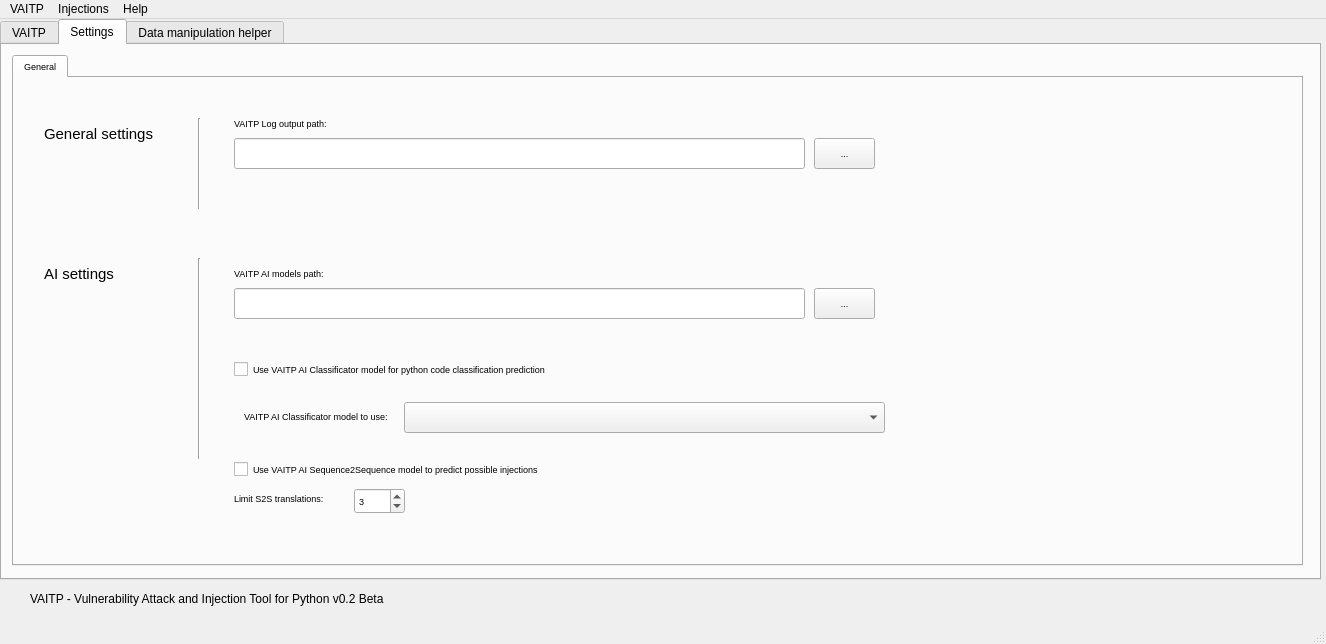
This is VAITP GUI/vaitp/vaitp.ui in netpack/vaitp as Qt 5 draws it before an edit. The edited form follows.
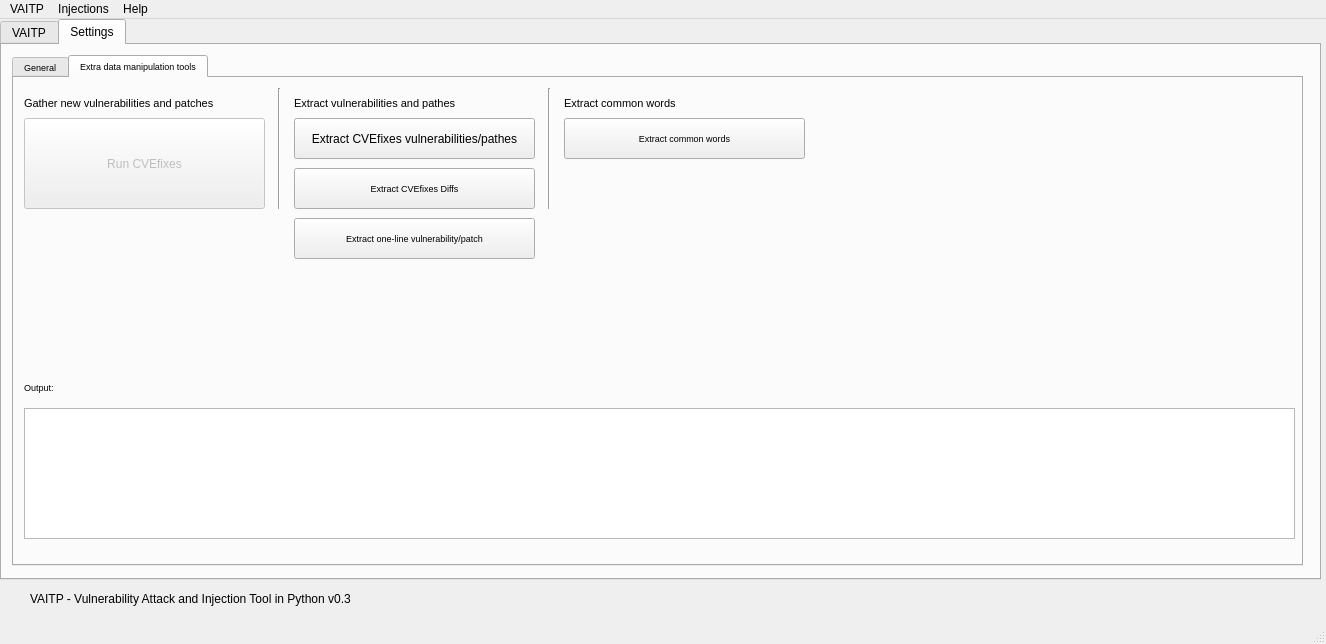
This is the edited form. The open tabs and pages were chosen to show the change. Icons and pictures are not drawn.

Patch:
```diff
--- a/VAITP GUI/vaitp/vaitp.ui
+++ b/VAITP GUI/vaitp/vaitp.ui
@@ -31,7 +31,7 @@
      <string/>
     </property>
     <property name="text">
-     <string>VAITP - Vulnerability Attack and Injection Tool for Python v0.2 Beta</string>
+     <string>VAITP - Vulnerability Attack and Injection Tool in Python v0.3</string>
     </property>
     <property name="alignment">
      <set>Qt::AlignLeading|Qt::AlignLeft|Qt::AlignVCenter</set>
@@ -975,101 +975,29 @@
          <string>...</string>
         </property>
        </widget>
-      </widget>
-     </widget>
-    </widget>
-    <widget class="QWidget" name="tab">
+       <widget class="QCheckBox" name="checkBox_change_dir_on_attack">
+        <property name="geometry">
+         <rect>
+          <x>220</x>
+          <y>110</y>
+          <width>341</width>
+          <height>23</height>
+         </rect>
+        </property>
+        <property name="text">
+         <string>Change to target script directory when attacking</string>
+        </property>
+       </widget>
+      </widget>
+      <widget class="QWidget" name="tab_3">
      <attribute name="title">
-      <string>Data manipulation helper</string>
-     </attribute>
-     <widget class="QLabel" name="label_18">
-      <property name="geometry">
-       <rect>
-        <x>290</x>
-        <y>20</y>
-        <width>251</width>
-        <height>31</height>
-       </rect>
-      </property>
-      <property name="font">
-       <font>
-        <pointsize>8</pointsize>
-       </font>
-      </property>
-      <property name="text">
-       <string>Extract vulnerabilities and pathes</string>
-      </property>
-     </widget>
-     <widget class="QLabel" name="label_16">
-      <property name="geometry">
-       <rect>
-        <x>20</x>
-        <y>20</y>
-        <width>251</width>
-        <height>31</height>
-       </rect>
-      </property>
-      <property name="font">
-       <font>
-        <pointsize>8</pointsize>
-       </font>
-      </property>
-      <property name="text">
-       <string>Gather new vulnerabilities and patches</string>
-      </property>
-     </widget>
-     <widget class="Line" name="line_6">
-      <property name="geometry">
-       <rect>
-        <x>260</x>
-        <y>20</y>
-        <width>31</width>
-        <height>121</height>
-       </rect>
-      </property>
-      <property name="orientation">
-       <enum>Qt::Vertical</enum>
-      </property>
-     </widget>
-     <widget class="Line" name="line_5">
-      <property name="geometry">
-       <rect>
-        <x>530</x>
-        <y>20</y>
-        <width>31</width>
-        <height>121</height>
-       </rect>
-      </property>
-      <property name="orientation">
-       <enum>Qt::Vertical</enum>
-      </property>
-     </widget>
-     <widget class="QPushButton" name="bt_extract_cvefixes_vulns">
-      <property name="geometry">
-       <rect>
-        <x>290</x>
-        <y>50</y>
-        <width>241</width>
-        <height>41</height>
-       </rect>
-      </property>
-      <property name="font">
-       <font>
-        <pointsize>9</pointsize>
-       </font>
-      </property>
-      <property name="toolTip">
-       <string>&lt;html&gt;&lt;head/&gt;&lt;body&gt;&lt;p&gt;Once CVEfixes produces the vulnerability database, VAITP can extract this information to the format needed to train the AI model.&lt;/p&gt;&lt;p&gt;&lt;br/&gt;&lt;/p&gt;&lt;p&gt;NOTE: Pre-compiled CVEFixes.db can be used in order to avoid the long processing time of CVEfixes. This database has vulnerabilities and patches information updated up to 09-06-2021.&lt;/p&gt;&lt;/body&gt;&lt;/html&gt;</string>
-      </property>
-      <property name="text">
-       <string>Extract CVEfixes vulnerabilities/pathes</string>
-      </property>
-     </widget>
+        <string>Extra data manipulation tools</string>
+       </attribute>
      <widget class="QPushButton" name="bt_ai_extract_cvef_diffs">
       <property name="geometry">
        <rect>
-        <x>290</x>
-        <y>100</y>
+          <x>280</x>
+          <y>90</y>
         <width>241</width>
         <height>41</height>
        </rect>
@@ -1078,14 +1006,50 @@
        <string>Extract CVEfixes Diffs</string>
       </property>
      </widget>
+       <widget class="QLabel" name="label_18">
+        <property name="geometry">
+         <rect>
+          <x>280</x>
+          <y>10</y>
+          <width>251</width>
+          <height>31</height>
+         </rect>
+        </property>
+        <property name="font">
+         <font>
+          <pointsize>8</pointsize>
+         </font>
+        </property>
+        <property name="text">
+         <string>Extract vulnerabilities and pathes</string>
+        </property>
+       </widget>
+       <widget class="QLabel" name="label_21">
+        <property name="geometry">
+         <rect>
+          <x>550</x>
+          <y>10</y>
+          <width>181</width>
+          <height>31</height>
+         </rect>
+        </property>
+        <property name="font">
+         <font>
+          <pointsize>8</pointsize>
+         </font>
+        </property>
+        <property name="text">
+         <string>Extract common words</string>
+        </property>
+       </widget>
      <widget class="QPushButton" name="bt_run_cvefixes">
       <property name="enabled">
        <bool>false</bool>
       </property>
       <property name="geometry">
        <rect>
-        <x>20</x>
-        <y>50</y>
+          <x>10</x>
+          <y>40</y>
         <width>241</width>
         <height>91</height>
        </rect>
@@ -1102,45 +1066,11 @@
        <string>Run CVEfixes</string>
       </property>
      </widget>
-     <widget class="QLabel" name="label_21">
-      <property name="geometry">
-       <rect>
-        <x>560</x>
-        <y>20</y>
-        <width>181</width>
-        <height>31</height>
-       </rect>
-      </property>
-      <property name="font">
-       <font>
-        <pointsize>8</pointsize>
-       </font>
-      </property>
-      <property name="text">
-       <string>Extract common words</string>
-      </property>
-     </widget>
-     <widget class="QPushButton" name="bt_extract_common_words">
-      <property name="geometry">
-       <rect>
-        <x>560</x>
-        <y>50</y>
-        <width>241</width>
-        <height>41</height>
-       </rect>
-      </property>
-      <property name="toolTip">
-       <string extracomment="Extract words from all CVEFixes Python codes (before patching) and save them in common.txt file in the correct format for the s2s model training."/>
-      </property>
-      <property name="text">
-       <string>Extract common words</string>
-      </property>
-     </widget>
      <widget class="QLabel" name="label_29">
       <property name="geometry">
        <rect>
-        <x>20</x>
-        <y>310</y>
+          <x>10</x>
+          <y>300</y>
         <width>131</width>
         <height>18</height>
        </rect>
@@ -1149,11 +1079,24 @@
        <string>Output:</string>
       </property>
      </widget>
+       <widget class="Line" name="line_5">
+        <property name="geometry">
+         <rect>
+          <x>520</x>
+          <y>10</y>
+          <width>31</width>
+          <height>121</height>
+         </rect>
+        </property>
+        <property name="orientation">
+         <enum>Qt::Vertical</enum>
+        </property>
+       </widget>
      <widget class="QPlainTextEdit" name="txt_output_sh1_ai">
       <property name="geometry">
        <rect>
-        <x>20</x>
-        <y>340</y>
+          <x>10</x>
+          <y>330</y>
         <width>1271</width>
         <height>131</height>
        </rect>
@@ -1164,11 +1107,29 @@
        </font>
       </property>
      </widget>
+       <widget class="QLabel" name="label_16">
+        <property name="geometry">
+         <rect>
+          <x>10</x>
+          <y>10</y>
+          <width>251</width>
+          <height>31</height>
+         </rect>
+        </property>
+        <property name="font">
+         <font>
+          <pointsize>8</pointsize>
+         </font>
+        </property>
+        <property name="text">
+         <string>Gather new vulnerabilities and patches</string>
+        </property>
+       </widget>
      <widget class="QPushButton" name="bt_extract_one_line">
       <property name="geometry">
        <rect>
-        <x>290</x>
-        <y>150</y>
+          <x>280</x>
+          <y>140</y>
         <width>241</width>
         <height>41</height>
        </rect>
@@ -1179,6 +1140,58 @@
       <property name="text">
        <string>Extract one-line vulnerability/patch</string>
       </property>
+       </widget>
+       <widget class="QPushButton" name="bt_extract_common_words">
+        <property name="geometry">
+         <rect>
+          <x>550</x>
+          <y>40</y>
+          <width>241</width>
+          <height>41</height>
+         </rect>
+        </property>
+        <property name="toolTip">
+         <string extracomment="Extract words from all CVEFixes Python codes (before patching) and save them in common.txt file in the correct format for the s2s model training."/>
+        </property>
+        <property name="text">
+         <string>Extract common words</string>
+        </property>
+       </widget>
+       <widget class="Line" name="line_6">
+        <property name="geometry">
+         <rect>
+          <x>250</x>
+          <y>10</y>
+          <width>31</width>
+          <height>121</height>
+         </rect>
+        </property>
+        <property name="orientation">
+         <enum>Qt::Vertical</enum>
+        </property>
+       </widget>
+       <widget class="QPushButton" name="bt_extract_cvefixes_vulns">
+        <property name="geometry">
+         <rect>
+          <x>280</x>
+          <y>40</y>
+          <width>241</width>
+          <height>41</height>
+         </rect>
+        </property>
+        <property name="font">
+         <font>
+          <pointsize>9</pointsize>
+         </font>
+        </property>
+        <property name="toolTip">
+         <string>&lt;html&gt;&lt;head/&gt;&lt;body&gt;&lt;p&gt;Once CVEfixes produces the vulnerability database, VAITP can extract this information to the format needed to train the AI model.&lt;/p&gt;&lt;p&gt;&lt;br/&gt;&lt;/p&gt;&lt;p&gt;NOTE: Pre-compiled CVEFixes.db can be used in order to avoid the long processing time of CVEfixes. This database has vulnerabilities and patches information updated up to 09-06-2021.&lt;/p&gt;&lt;/body&gt;&lt;/html&gt;</string>
+        </property>
+        <property name="text">
+         <string>Extract CVEfixes vulnerabilities/pathes</string>
+        </property>
+       </widget>
+      </widget>
      </widget>
     </widget>
    </widget>
```
Left out of the diff: 68 changed lines with no effect on the pictures. Lines whose indentation alone changed are shown as unchanged.
